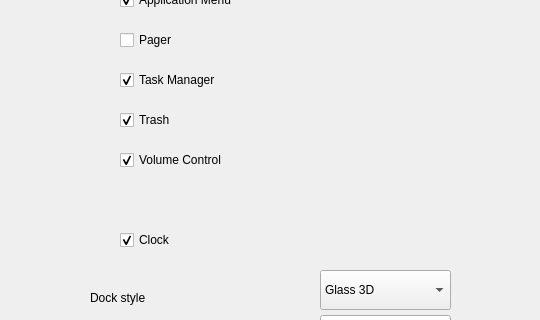
Above: src/view/add_panel_dialog.ui from liudng/crystal-dock before the change; both pictures show x 0 to 540 and y 115 to 435 of the 540 by 610 pixel window. Below: the same form after it.
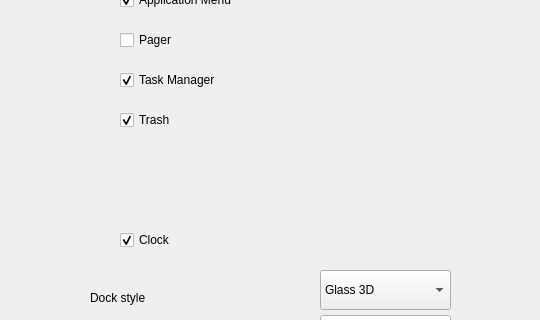
That is the form after the change.

Commit message: 1.移除支持volume control。

What changed in the file:
```diff
--- a/src/view/add_panel_dialog.ui
+++ b/src/view/add_panel_dialog.ui
@@ -250,22 +250,6 @@
     <bool>true</bool>
    </property>
   </widget>
-  <widget class="QCheckBox" name="showVolumeControl">
-   <property name="geometry">
-    <rect>
-     <x>120</x>
-     <y>260</y>
-     <width>300</width>
-     <height>30</height>
-    </rect>
-   </property>
-   <property name="text">
-    <string>Volume Control</string>
-   </property>
-   <property name="checked">
-    <bool>true</bool>
-   </property>
-  </widget>
  </widget>
  <resources/>
  <connections>
```
The commit also changes 8 other files.
